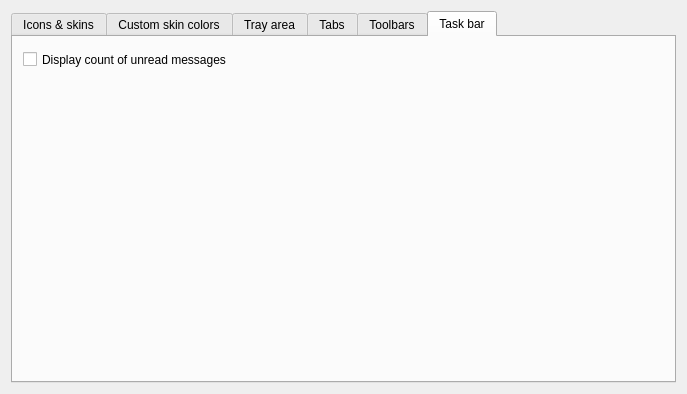
This is src/librssguard/gui/settings/settingsgui.ui in martinrotter/rssguard as Qt 5 draws it before an edit. The edited form follows.
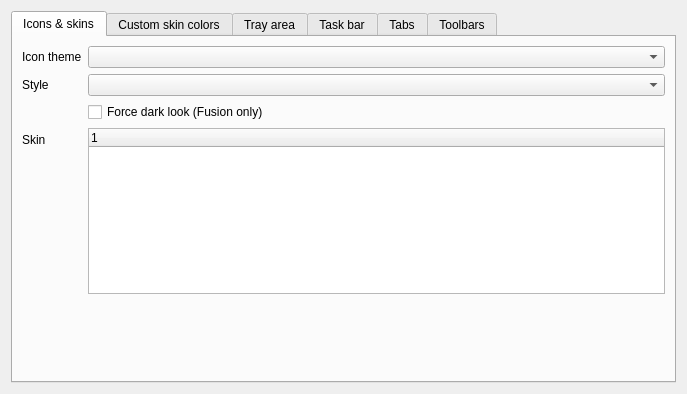
This is the edited form. The open tabs and pages were chosen to show the change. Custom widgets are drawn as their Qt base class.

Patch:
```diff
--- a/src/librssguard/gui/settings/settingsgui.ui
+++ b/src/librssguard/gui/settings/settingsgui.ui
@@ -199,6 +199,20 @@
        </item>
       </layout>
      </widget>
+     <widget class="QWidget" name="m_tabTaskBar">
+      <attribute name="title">
+       <string>Task bar</string>
+      </attribute>
+      <layout class="QFormLayout" name="formLayout_5">
+       <item row="0" column="0">
+        <widget class="QCheckBox" name="m_displayUnreadMessageCountOnTaskBar">
+         <property name="text">
+          <string>Display count of unread messages</string>
+         </property>
+        </widget>
+       </item>
+      </layout>
+     </widget>
      <widget class="QWidget" name="m_tabTabs">
       <attribute name="title">
        <string>Tabs</string>
@@ -410,24 +424,6 @@
        </item>
       </layout>
      </widget>
-     <widget class="QWidget" name="m_taskBar">
-      <attribute name="title">
-       <string>Task bar</string>
-      </attribute>
-      <widget class="QCheckBox" name="m_displayUnreadMessageCountOnTaskBar">
-       <property name="geometry">
-        <rect>
-         <x>10</x>
-         <y>10</y>
-         <width>321</width>
-         <height>25</height>
-        </rect>
-       </property>
-       <property name="text">
-        <string>Display count of unread messages</string>
-       </property>
-      </widget>
-     </widget>
     </widget>
    </item>
   </layout>
```
